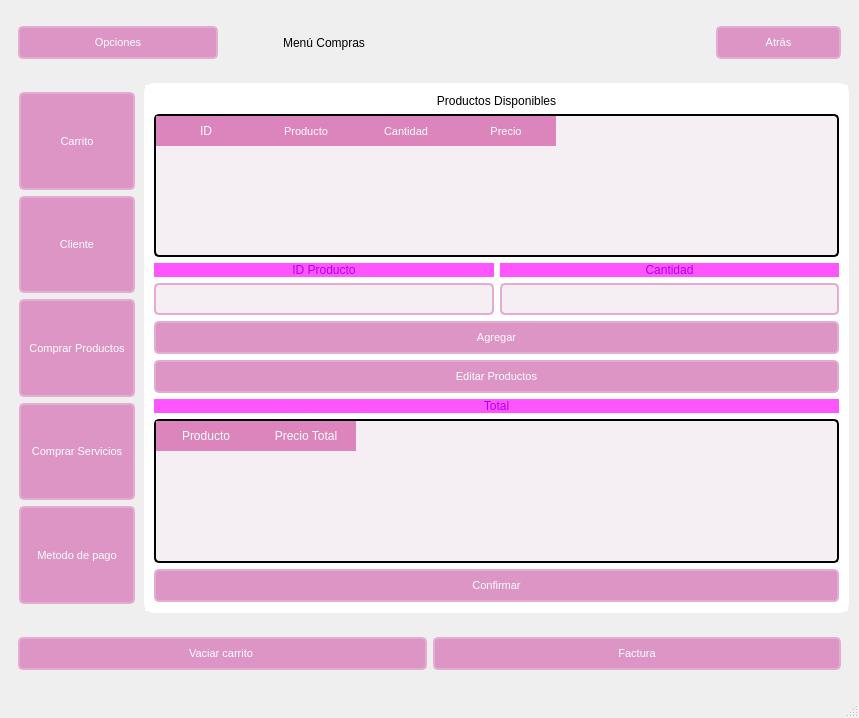
Before: the Qt Designer form GUI/ui/Caja.ui in C-Sebastian-M/GLAM_MAKEUP_STORE, drawn with Qt 5.
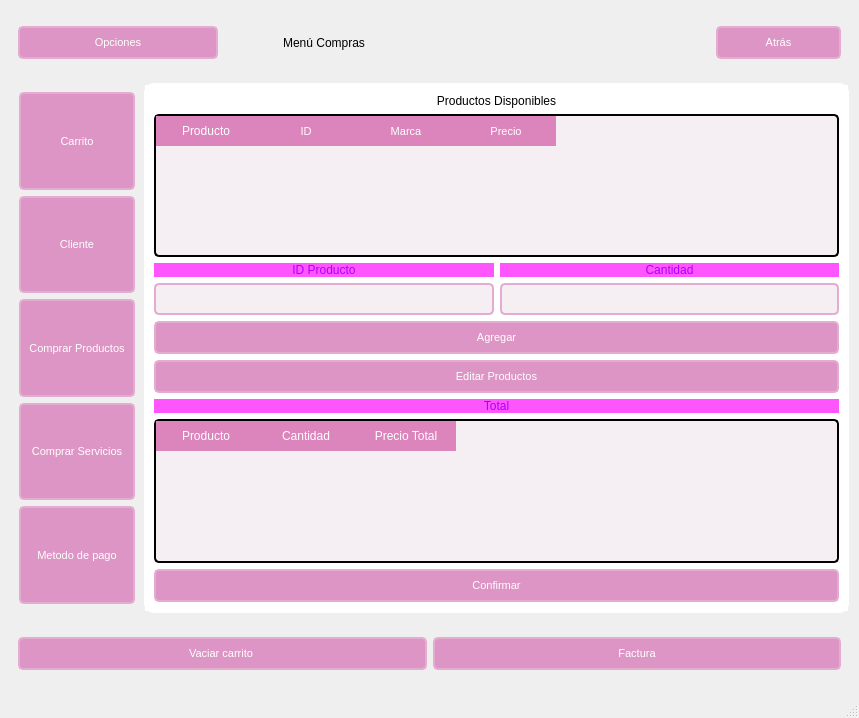
After: the same form once the commit is applied. Icons and pictures are not drawn.

Patch:
```diff
--- a/GUI/ui/Caja.ui
+++ b/GUI/ui/Caja.ui
@@ -2054,7 +2054,7 @@
                      <widget class="QTableWidget" name="TablaProductos">
                       <property name="font">
                        <font>
-                        <pointsize>8</pointsize>
+                        <pointsize>-1</pointsize>
                        </font>
                       </property>
                       <property name="styleSheet">
@@ -2174,7 +2174,7 @@
                       </property>
                       <column>
                        <property name="text">
-                        <string>ID</string>
+                        <string>Producto</string>
                        </property>
                        <property name="font">
                         <font>
@@ -2185,7 +2185,7 @@
                       </column>
                       <column>
                        <property name="text">
-                        <string>Producto</string>
+                        <string>ID</string>
                        </property>
                        <property name="font">
                         <font>
@@ -2196,7 +2196,7 @@
                       </column>
                       <column>
                        <property name="text">
-                        <string>Cantidad</string>
+                        <string>Marca</string>
                        </property>
                        <property name="font">
                         <font>
@@ -2225,6 +2225,11 @@
                         <string>Producto</string>
                        </property>
                       </column>
+                      <column>
+                       <property name="text">
+                        <string>Cantidad</string>
+                       </property>
+                      </column>
                       <column>
                        <property name="text">
                         <string>Precio Total</string>
```
Left out of the diff: 20 changed lines with no effect on the pictures.
